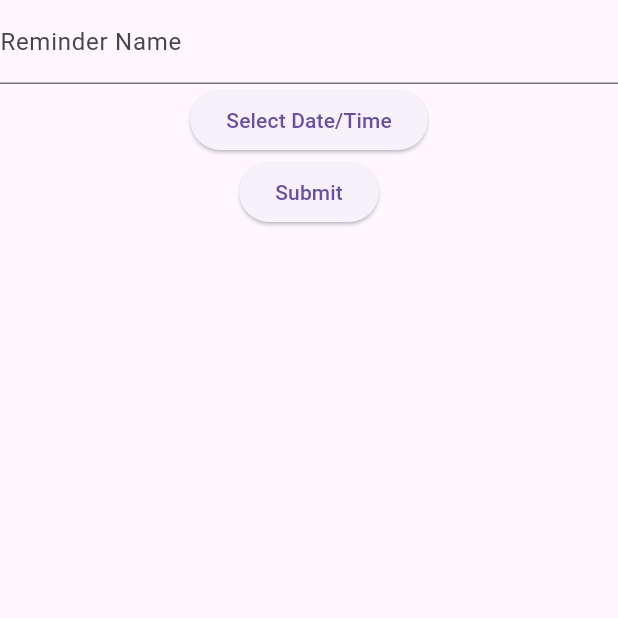
After one commit to Krishnaraj017/News_App_Flutter, a Flutter app: the TestReminderScreen screen opened directly, after a tap on "Select Date/Time", on a phone screen of 412 x 824 dp, the top half of it. The commit adds this screen. Run offline on Flutter 3.47's test engine with Material 3 defaults, Android fonts, the light colour scheme and no system bars; our stand-ins replace auto_route, bloc, carousel_slider, dartz, dio, equatable and 3 more; accounts and stored records are empty; generated files the repository leaves out were written again.

Commit message:
added name and time selector fot reminder

```diff
--- a/lib/core/Isar/isar_service.dart
+++ b/lib/core/Isar/isar_service.dart
@@ -1,5 +1,6 @@
 import 'package:isar/isar.dart';
 import 'package:krish_news_app/data/models/contact.dart';
+import 'package:krish_news_app/data/models/reminder.dart';
 import 'package:path_provider/path_provider.dart';
 
 class IsarService {
@@ -11,10 +12,13 @@ class IsarService {
   Future<Isar> openDB() async {
     if (Isar.instanceNames.isEmpty) {
       final dir = await getApplicationDocumentsDirectory();
-      final isar = await Isar.open([ContactSchema], directory: dir.path, inspector: true);
+      final isar = await Isar.open([ContactSchema, ReminderSchema],
+          directory: dir.path, inspector: true);
 
       return isar;
     }
     return Future.value(Isar.getInstance());
   }
 }
+
+final newReminder = Reminder();
--- /dev/null
+++ b/lib/data/models/reminder.dart
@@ -0,0 +1,11 @@
+import 'package:isar/isar.dart';
+
+part 'reminder.g.dart';
+
+@Collection()
+@Name('reminders')
+class Reminder {
+  Id id = Isar.autoIncrement;
+  late String reminderName;
+  late DateTime reminderTime;
+}
--- a/lib/presentation/cubits/news/news_state.dart
+++ b/lib/presentation/cubits/news/news_state.dart
@@ -1,7 +1,5 @@
 import 'package:equatable/equatable.dart';
-import 'package:freezed_annotation/freezed_annotation.dart';
 import 'package:krish_news_app/data/models/article_model.dart';
-import 'package:krish_news_app/data/models/news_model.dart';
 import 'package:krish_news_app/domain/app_error.dart';
 
 abstract class NewsState extends Equatable {
--- a/lib/presentation/cubits/search_news/search_news_cubit.dart
+++ b/lib/presentation/cubits/search_news/search_news_cubit.dart
@@ -1,7 +1,6 @@
 import 'dart:convert';
 
 import 'package:krish_news_app/data/models/news_model.dart';
-import 'package:krish_news_app/presentation/cubits/news/news_state.dart';
 import 'package:bloc/bloc.dart';
 import 'package:http/http.dart' as http;
 import 'package:krish_news_app/presentation/cubits/search_news/search_news_state.dart';
--- a/lib/presentation/routes/app_router.dart
+++ b/lib/presentation/routes/app_router.dart
@@ -14,6 +14,7 @@ class AppRouter extends _$AppRouter {
         AutoRoute(page: AllNewsRoute.page, initial: true),
         AutoRoute(page: BreakingNewsRoute.page),
         AutoRoute(page: SearchNewsRoute.page, ),
+        AutoRoute(page: ReminderRoute.page)
        // AutoRoute(page: Reminder.page)
       ];
 }
--- a/lib/presentation/screens/all_news_screen.dart
+++ b/lib/presentation/screens/all_news_screen.dart
@@ -2,7 +2,6 @@ import 'package:auto_route/auto_route.dart';
 import 'package:flutter/material.dart';
 import 'package:flutter_bloc/flutter_bloc.dart';
 import 'package:intl/intl.dart';
-import 'package:krish_news_app/data/models/article_model.dart';
 import 'package:krish_news_app/presentation/cubits/news/news_cubit.dart';
 import 'package:krish_news_app/presentation/cubits/news/news_state.dart';
 import 'package:krish_news_app/presentation/widgets/news_details.dart';
--- a/lib/presentation/screens/reminder_screen.dart
+++ b/lib/presentation/screens/reminder_screen.dart
@@ -1,5 +1,4 @@
 import 'package:auto_route/annotations.dart';
-import 'package:flutter/foundation.dart';
 import 'package:flutter/material.dart';
 import 'package:krish_news_app/presentation/widgets/elevated_container.dart';
 
--- /dev/null
+++ b/lib/presentation/screens/test_reminder.dart
@@ -0,0 +1,75 @@
+import 'package:flutter/material.dart';
+import 'package:flutter_datetime_picker/flutter_datetime_picker.dart';
+import 'package:krish_news_app/data/models/reminder.dart';
+
+class TestReminderScreen extends StatefulWidget {
+  const TestReminderScreen({Key? key}) : super(key: key);
+
+  @override
+  State<TestReminderScreen> createState() => _TestReminderScreenState();
+}
+
+class _TestReminderScreenState extends State<TestReminderScreen> {
+  final TextEditingController nameController = TextEditingController();
+  DateTime? selectedDateTime;
+    // final Isar isar = await openIsar();
+
+
+  @override
+  Widget build(BuildContext context) {
+    return Scaffold(
+      body: Column(
+        children: [
+          TextFormField(
+            controller: nameController,
+            decoration: const InputDecoration(labelText: 'Reminder Name'),
+            validator: (value) {
+              if (value == null || value.isEmpty) {
+                return 'Please enter a reminder name';
+              }
+              return null;
+            },
+          ),
+          ElevatedButton(
+            onPressed: () {
+              DatePicker.showDateTimePicker(
+                context,
+                showTitleActions: true,
+                onChanged: (date) {
+                  // Handle date/time change
+                },
+                onConfirm: (date) {
+                  // Handle confirmed date/time
+                  setState(() {
+                    selectedDateTime = date;
+                  });
+                  print('Date/Time selected: $date');
+                },
+                currentTime: DateTime.now(),
+              );
+            },
+            child: Text('Select Date/Time'),
+          ),
+          ElevatedButton(
+            onPressed: () {
+              if (selectedDateTime != null) {
+                // Form is valid, handle submission
+                final newReminder = Reminder()
+                  ..reminderName = nameController.text
+                  ..reminderTime = selectedDateTime!;
+
+                isar.writeTxn((isar) async {
+                  isar.write(newReminder);
+                });
+
+                // Schedule notification
+               // scheduleNotification(newReminder);
+              }
+            },
+            child: Text('Submit'),
+          ),
+        ],
+      ),
+    );
+  }
+}
--- a/pubspec.yaml
+++ b/pubspec.yaml
@@ -56,6 +56,7 @@ dependencies:
   isar_flutter_libs: ^3.1.0+1
   isar_generator: ^3.1.0+1
   path_provider: ^2.1.1
+  flutter_datetime_picker: ^2.0.0
 
 
 
```
Also changed, not shown: lib/data/models/reminder.g.dart (added), lib/presentation/routes/app_router.gr.dart, pubspec.lock.
